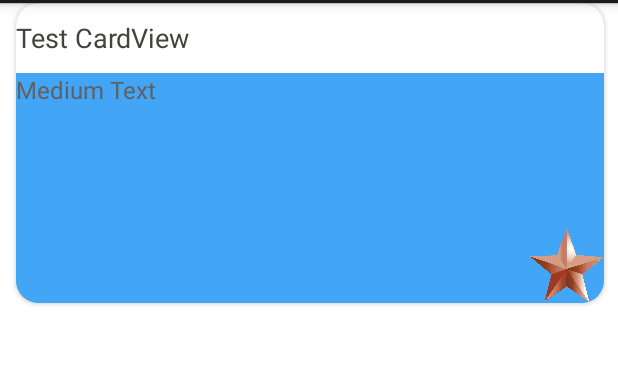
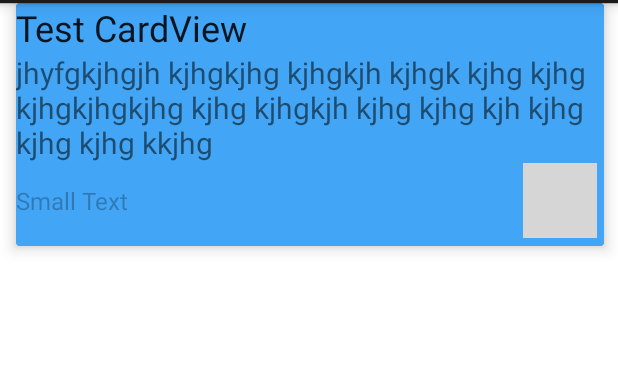
Before and after one commit to MichaelGar/testproject, an Android app: the layout small_test_card.xml on its own in the app's theme, with its tools: preview values and no code run, on a phone screen of 412 x 824 dp, the part 69-434 px from its top. Run offline under Robolectric (Android 15) with nearby library versions, the phone set to English and light mode, and no system bars; grey boxes are pictures that could not be loaded.

Commit message:
slegka pererabotani kartochki

```diff
--- a/app/build.gradle
+++ b/app/build.gradle
@@ -2,7 +2,7 @@ apply plugin: 'com.android.application'
 
 android {
     compileSdkVersion 21
-    buildToolsVersion '21.0.0'
+    buildToolsVersion '21.0.2'
 
     defaultConfig {
         applicationId "com.example.alpha.projecttest"
--- a/app/src/main/res/drawable/myrect.xml
+++ /dev/null
@@ -1,5 +0,0 @@
-<shape xmlns:android="http://schemas.android.com/apk/res/android"
-    android:shape="rectangle">
-    <solid android:color="#0073ff" />
-    <corners android:radius="5dp" />
-</shape>
--- a/app/src/main/res/layout/small_test_card.xml
+++ b/app/src/main/res/layout/small_test_card.xml
@@ -14,14 +14,14 @@
 
     <android.support.v7.widget.CardView
         android:layout_width="match_parent"
-        android:layout_height="200dp"
+        android:layout_height="wrap_content"
         android:id="@+id/cardView"
-        card_view:cardCornerRadius="15dp"
-        card_view:cardBackgroundColor="#99a6aa"
+        card_view:cardCornerRadius="2dp"
+        card_view:cardBackgroundColor="#42A5F5"
+        card_view:cardElevation="6dp"
         android:layout_gravity="center_horizontal"
-        android:elevation="10dp"
         android:layout_weight="1"
-        android:background="@drawable/myrect">
+        android:background="#42A5F5">
 
         <RelativeLayout
             android:layout_width="match_parent"
@@ -31,22 +31,24 @@
             <LinearLayout
                 android:orientation="vertical"
                 android:layout_width="fill_parent"
-                android:layout_height="fill_parent">
+                android:layout_height="wrap_content">
 
                 <LinearLayout
                     android:orientation="horizontal"
                     android:layout_width="match_parent"
                     android:layout_height="match_parent"
                     android:layout_weight="1"
-                    android:background="#ffffffff">
+                    android:background="@android:color/transparent"
+                    android:animationCache="false"
+                    android:alwaysDrawnWithCache="true">
 
                     <TextView
                         android:id="@+id/test_name"
                         android:layout_width="wrap_content"
                         android:layout_height="wrap_content"
                         android:text="Test CardView"
-                        android:textSize="18sp"
-                        android:textColor="#ff42433e"
+                        android:textSize="24sp"
+                        android:textColor="#de000000"
                         android:layout_alignParentTop="true"
                         android:layout_centerHorizontal="true"
                         android:layout_gravity="center_vertical" />
@@ -57,25 +59,67 @@
                     android:layout_width="match_parent"
                     android:layout_height="match_parent"
                     android:layout_weight="0.3"
-                    android:background="#42A5F5">
+                    android:background="@android:color/transparent">
 
                     <TextView
                         android:layout_width="match_parent"
+                        android:layout_height="wrap_content"
+                        android:textAppearance="?android:attr/textAppearanceMedium"
+                        android:text="jhyfgkjhgjh kjhgkjhg kjhgkjh kjhgk kjhg kjhg kjhgkjhgkjhg kjhg kjhgkjh kjhg kjhg kjh kjhg kjhg kjhg kkjhg "
+                        android:id="@+id/test_descr"
+                        android:layout_weight="0.32"
+                        android:textColor="#89000000"
+                        android:textSize="20dp"
+                        android:background="@android:color/transparent"
+                         />
+
+                    <LinearLayout
+                        android:orientation="horizontal"
+                        android:layout_width="match_parent"
                         android:layout_height="match_parent"
-                        android:textAppearance="?android:attr/textAppearanceMedium"
-                        android:text="Medium Text"
-                        android:id="@+id/test_descr"
-                        android:layout_weight="1"
-                        android:textColor="#616161"
-                        android:textSize="16dp" />
+                        android:layout_weight="0.2">
 
-                    <ImageView
-                        android:layout_width="50dp"
-                        android:layout_height="50dp"
-                        android:id="@+id/imageView"
-                        android:background="@drawable/brstar"
-                        android:layout_gravity="bottom|right" />
+                        <LinearLayout
+                            android:orientation="horizontal"
+                            android:layout_width="match_parent"
+                            android:layout_height="match_parent"
+                            android:layout_weight="100">
+
+                            <TextView
+                                android:layout_width="wrap_content"
+                                android:layout_height="wrap_content"
+                                android:textAppearance="?android:attr/textAppearanceSmall"
+                                android:text="Small Text"
+                                android:id="@+id/timetextView"
+                                android:layout_weight="0.2"
+                                android:textColor="#43000000"
+                                android:layout_gravity="center_vertical|left"
+                                android:textSize="16dp" />
+                        </LinearLayout>
+
+                        <ImageView
+                            android:layout_width="50dp"
+                            android:layout_height="50dp"
+                            android:id="@+id/imageView"
+                            android:background="@drawable/yelstar"
+                            android:layout_gravity="bottom|right"
+                            android:layout_weight="1" />
+
+                        <LinearLayout
+                            android:orientation="horizontal"
+                            android:layout_width="5dp"
+                            android:layout_height="match_parent"
+                            android:layout_weight="1"></LinearLayout>
+
+                    </LinearLayout>
+
                 </LinearLayout>
+
+                <LinearLayout
+                    android:orientation="vertical"
+                    android:layout_width="match_parent"
+                    android:layout_height="5dp"
+                    android:layout_weight="1"></LinearLayout>
             </LinearLayout>
 
         </RelativeLayout>
```
Also changed, not shown: app/src/main/res/drawable/brstar.png, 2 other files.
